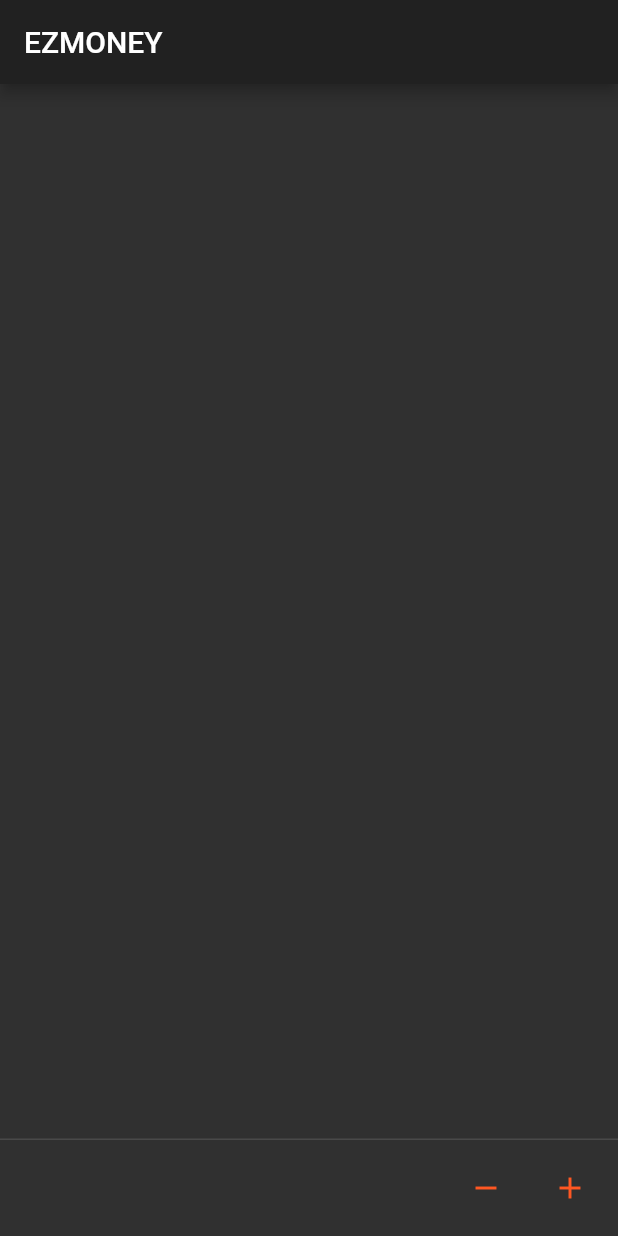
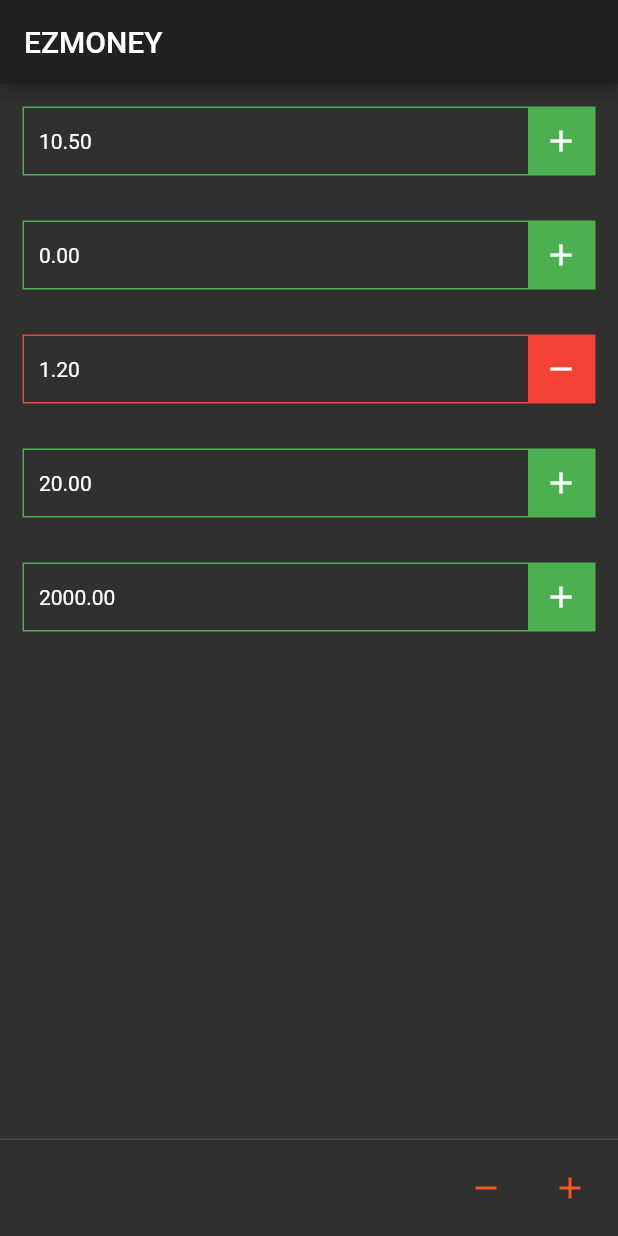
Before and after one commit to jaq-the-cat/ezmoney, a Flutter app: the screen it shows after launch, on a phone screen of 412 x 824 dp. Run offline on Flutter 3.47's test engine with Material 2 defaults, Android fonts, the light colour scheme and no system bars.

Commit message:
cool display

```diff
--- a/lib/home.dart
+++ b/lib/home.dart
@@ -1,4 +1,5 @@
 import 'package:flutter/material.dart';
+import 'infoio.dart';
 
 class HomePage extends StatefulWidget {
     @override
@@ -6,15 +7,53 @@ class HomePage extends StatefulWidget {
 }
 
 class HomePageState extends State<HomePage> {
+
+    String toMoneyString(double net) {
+        String snet = net.toStringAsFixed(2);
+        if (snet.startsWith('-'))
+            snet = snet.substring(1, snet.length);
+        return snet;
+    }
+
     @override
     Widget build(BuildContext context) {
         return Scaffold(
             appBar: AppBar(
                 title: Text("EZMONEY"),
             ),
-            body: Padding(
-                padding: EdgeInsets.all(15),
-                child: Container(),
+            body: FutureBuilder(
+                future: getInfo(),
+                builder: (context, snapshot) {
+                    if (!snapshot.hasData) return Container();
+                    return ListView(
+                        children: List<Widget>.from(snapshot.data.map((net) {
+                            return Container(
+                                margin: EdgeInsets.all(15),
+                                child: Row(
+                                    mainAxisAlignment: MainAxisAlignment.spaceBetween,
+                                    children: <Widget>[
+                                        Padding(
+                                            padding: EdgeInsets.all(10),
+                                            child: Text(toMoneyString(net)),
+                                        ),
+                                        Container(
+                                            padding: EdgeInsets.all(10),
+                                            color: net >= 0 ? Colors.green : Colors.red,
+                                            child: Icon(net >= 0 ? Icons.add : Icons.remove),
+                                        )
+                                    ],
+                                ),
+                                decoration: BoxDecoration(
+                                    border: Border.all(
+                                        color: net >= 0
+                                        ? Colors.green
+                                        : Colors.red
+                                    ),
+                                ),
+                            );
+                        })),
+                    );
+                },
             ),
             persistentFooterButtons: <Widget>[
                 IconButton(
--- /dev/null
+++ b/lib/infoio.dart
@@ -0,0 +1,9 @@
+Future<List<double>> getInfo([int limit = 25]) async {
+    return [
+        10.5,
+        0.0,
+        -1.2,
+        20.0,
+        2000.0,
+    ];
+}
```
